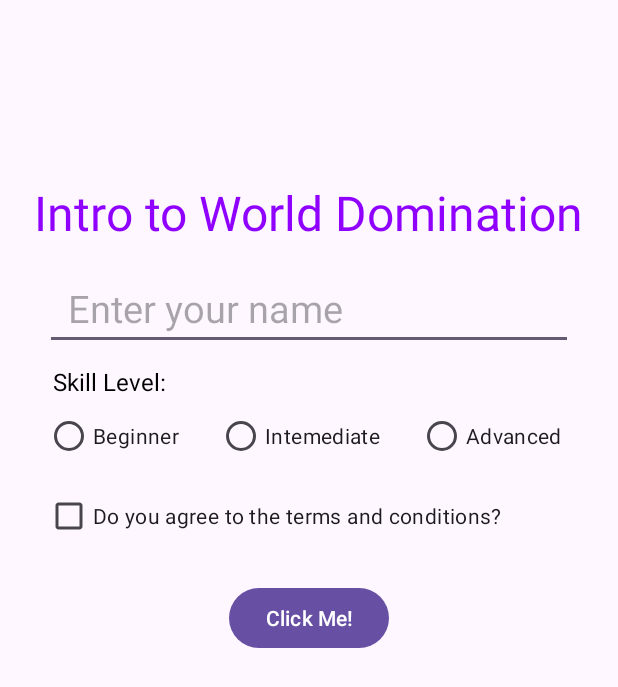
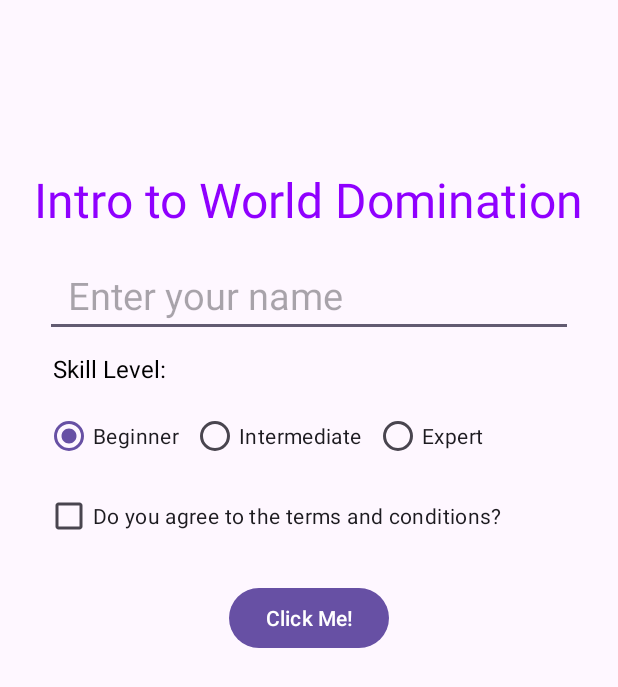
Before and after one commit to edd-ie/Android_UI_Intro, an Android app: the screen it shows after launch (MainActivity), on a phone screen of 412 x 824 dp. Shown: the top 687 px of the screen. Run offline under Robolectric (Android 15) with nearby library versions, the phone set to English and light mode, and no system bars.

Commit message:
Working with RadioGroup and Radio Button views

```diff
--- a/app/src/main/java/com/example/ui/MainActivity.java
+++ b/app/src/main/java/com/example/ui/MainActivity.java
@@ -5,6 +5,8 @@ import android.view.View;
 import android.widget.Button;
 import android.widget.CheckBox;
 import android.widget.EditText;
+import android.widget.RadioButton;
+import android.widget.RadioGroup;
 import android.widget.TextView;
 import android.widget.Toast;
 
@@ -15,6 +17,7 @@ import androidx.core.view.ViewCompat;
 import androidx.core.view.WindowInsetsCompat;
 
 public class MainActivity extends AppCompatActivity {
+    private String lvl = "Beginner";
 
     @Override
     protected void onCreate(Bundle savedInstanceState) {
@@ -25,6 +28,22 @@ public class MainActivity extends AppCompatActivity {
             Insets systemBars = insets.getInsets(WindowInsetsCompat.Type.systemBars());
             v.setPadding(systemBars.left, systemBars.top, systemBars.right, systemBars.bottom);
             return insets;
+        });
+
+        RadioGroup rBtn =  findViewById(R.id.rad);
+        rBtn.setOnCheckedChangeListener(new RadioGroup.OnCheckedChangeListener() {
+            @Override
+            public void onCheckedChanged(RadioGroup group, int checkedId) {
+                if(checkedId == R.id.rb1){
+                    lvl = "Beginner";
+                }
+                else if(checkedId == R.id.rb2){
+                    lvl = "Intermediate";
+                }
+                else if(checkedId == R.id.rb3){
+                    lvl = "Expert";
+                }
+            }
         });
     }
 
@@ -39,7 +58,7 @@ public class MainActivity extends AppCompatActivity {
             Toast.makeText(this, "Please fill all the fields", Toast.LENGTH_SHORT).show();
         }
         else{
-            Toast.makeText(this, "User verified", Toast.LENGTH_LONG).show();
+            Toast.makeText(this, "User verified, level is: "+lvl, Toast.LENGTH_LONG).show();
             txt.setText("Welcome "+text);
         }
 
--- a/app/src/main/res/layout/activity_main.xml
+++ b/app/src/main/res/layout/activity_main.xml
@@ -38,7 +38,7 @@
         android:layout_width="wrap_content"
         android:layout_height="wrap_content"
         android:text="Skill Level:"
-        android:layout_above="@id/rad1"
+        android:layout_above="@id/rad"
         android:layout_alignStart="@id/input1"
         android:textColor="@color/black"
         android:id="@+id/txt2"
@@ -47,40 +47,40 @@
         android:layout_marginLeft="5dp"
         />
 
-    <RadioButton
+   <RadioGroup
        android:layout_width="wrap_content"
        android:layout_height="wrap_content"
        android:layout_above="@id/chk1"
        android:layout_alignStart="@id/input1"
+       android:id="@+id/rad"
+       android:orientation="horizontal"
+       android:layout_marginTop="10dp">
+
+       <RadioButton
+           android:layout_width="wrap_content"
+           android:layout_height="wrap_content"
            android:text="Beginner"
-        android:id="@+id/rad1"
-        android:checked="false"
-        android:layout_marginTop="1dp"
+           android:id="@+id/rb1"
+           android:checked="true"
            />
 
        <RadioButton
            android:layout_width="wrap_content"
            android:layout_height="wrap_content"
-        android:layout_above="@id/chk1"
-        android:layout_toRightOf="@id/rad1"
-        android:layout_marginLeft="25dp"
-        android:text="Intemediate"
-        android:id="@+id/rad2"
-        android:checked="false"
-        android:layout_marginTop="1dp"
+           android:text="Intermediate"
+           android:id="@+id/rb2"
+           android:layout_marginLeft="8dp"
            />
 
        <RadioButton
            android:layout_width="wrap_content"
            android:layout_height="wrap_content"
-        android:layout_above="@id/chk1"
-        android:layout_toRightOf="@id/rad2"
-        android:layout_marginLeft="25dp"
-        android:text="Advanced"
-        android:id="@+id/rad3"
-        android:checked="false"
-        android:layout_marginTop="1dp"
+           android:text="Expert"
+           android:id="@+id/rb3"
+           android:layout_marginLeft="8dp"
            />
+
+   </RadioGroup>
 
     <CheckBox
         android:layout_width="wrap_content"
```
Lines whose indentation alone changed are shown as unchanged.
